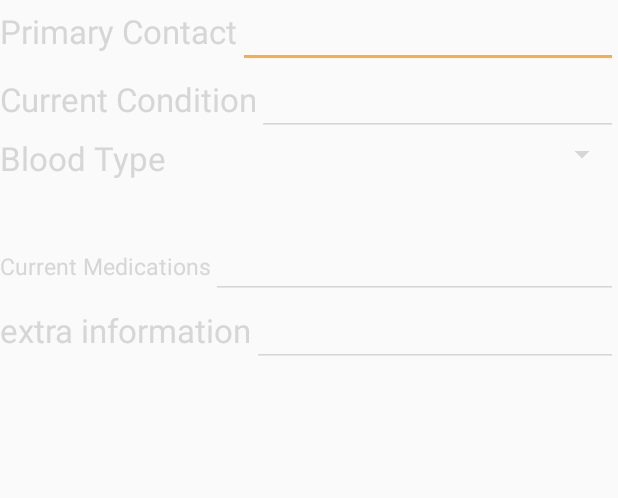
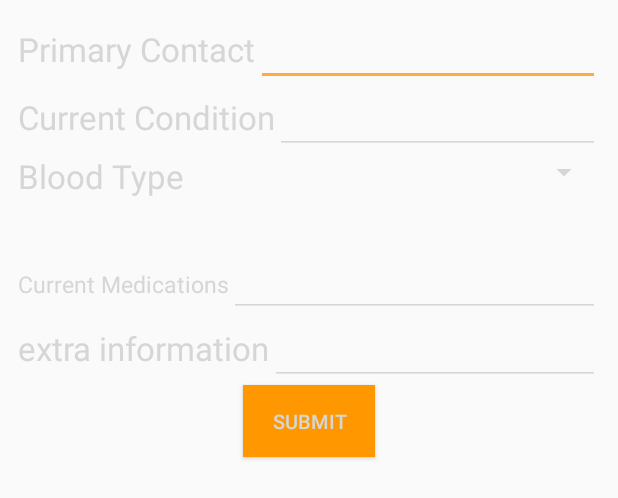
Before and after one commit to abdu355/Enqath, an Android app: the layout activity_medical.xml on its own in the app's theme, with its tools: preview values and no code run, on a phone screen of 412 x 824 dp. Shown: the top 498 px of the screen. Run offline under Robolectric (Android 15) with nearby library versions, the light colour scheme and no system bars.

```diff
--- a/app/src/main/res/layout/activity_medical.xml
+++ b/app/src/main/res/layout/activity_medical.xml
@@ -1,7 +1,8 @@
 <?xml version="1.0" encoding="utf-8"?>
 <LinearLayout xmlns:android="http://schemas.android.com/apk/res/android"
     android:orientation="vertical" android:layout_width="match_parent"
-    android:layout_height="match_parent">
+    android:layout_height="match_parent"
+    android:layout_margin="12dp">
 
     <TableRow
         android:layout_width="match_parent"
@@ -98,4 +99,11 @@
             android:ems="10"
             android:id="@+id/editText8" />
     </TableRow>
+
+    <Button
+        android:layout_width="wrap_content"
+        android:layout_height="wrap_content"
+        android:text="Submit"
+        android:id="@+id/button"
+        android:layout_gravity="center_horizontal" />
 </LinearLayout>
--- a/app/src/main/res/layout/registation.xml
+++ b/app/src/main/res/layout/registation.xml
@@ -25,7 +25,7 @@
                     android:layout_height="wrap_content"
                     android:textAppearance="?android:attr/textAppearanceLarge"
                     android:text="First Name"
-                    android:id="@+id/textView2"
+                    android:id="@+id/fname"
                     android:paddingRight="15dp" />
 
                 <EditText
--- a/app/src/main/res/values/strings.xml
+++ b/app/src/main/res/values/strings.xml
@@ -1,7 +1,7 @@
 <resources>
     <string name="app_name">Enqath</string>
 
-    <string name="hello_world" translatable="false">Hello world!</string>
+    <string name="hello_world">Hello world!</string>
     <string name="action_settings">Settings</string>
     <string name="ar">arabic</string>
 
```
Also changed, not shown: 1 other file.
